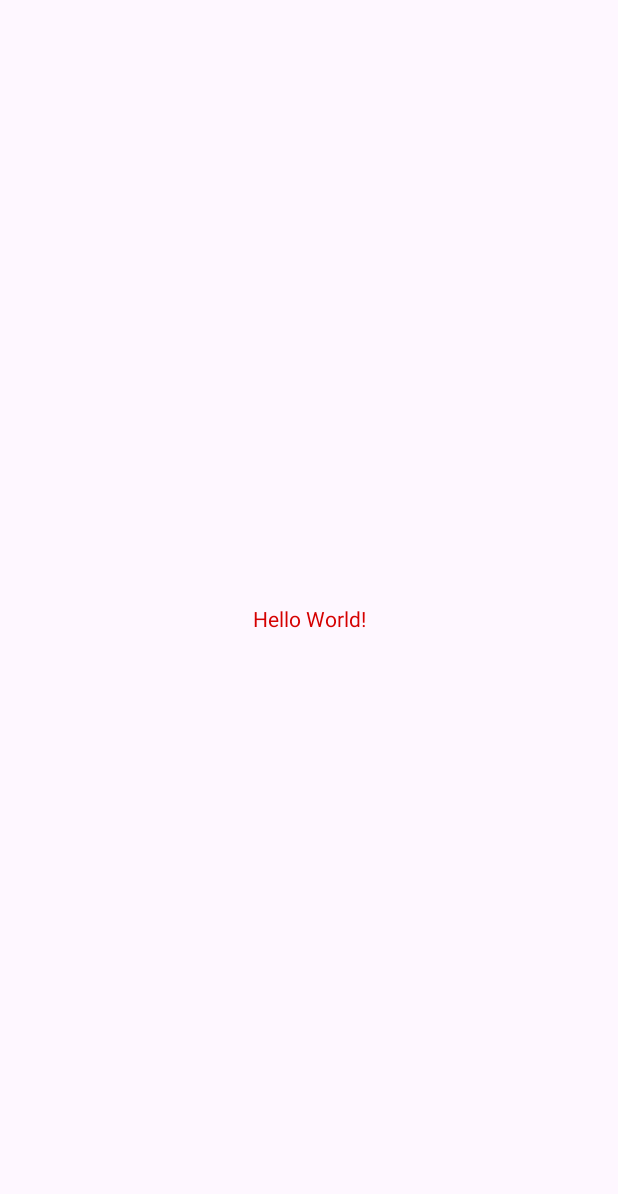
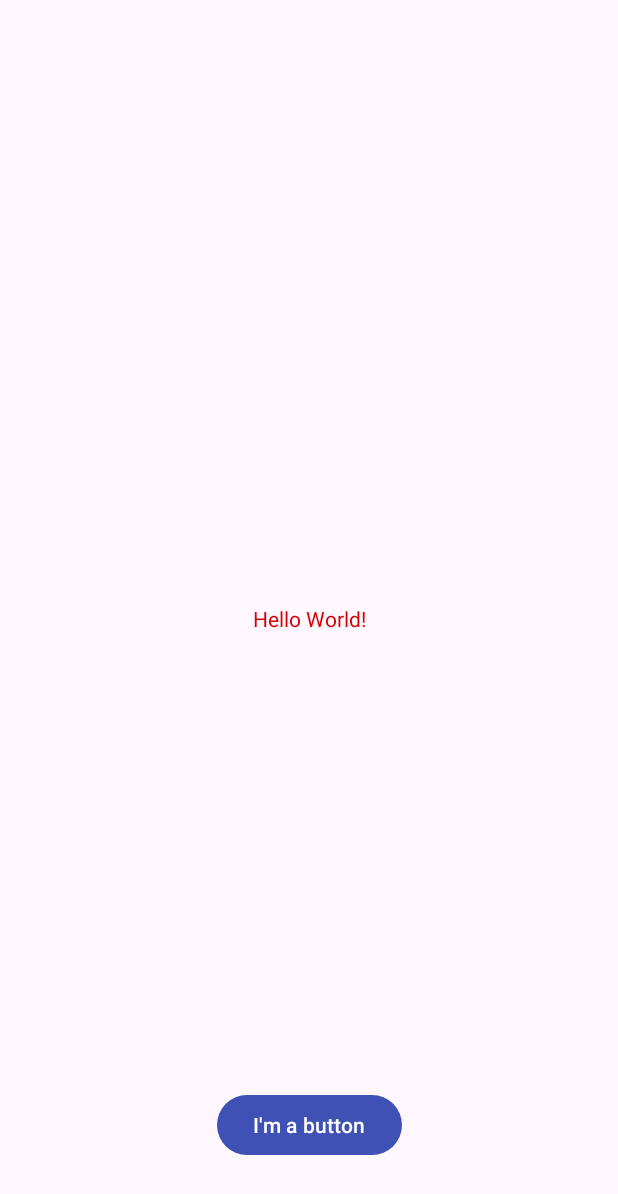
Before and after one commit to hansac23/Hans_Android_Lab01, an Android app: the screen it shows after launch (MainActivity), on a phone screen of 412 x 824 dp. Before the commit the part shown is almost empty. Shown: the top 1194 px of the screen. Run offline under Robolectric (Android 15) with nearby library versions, the phone set to English and light mode, and no system bars.

```diff
--- a/app/src/main/res/layout/activity_main.xml
+++ b/app/src/main/res/layout/activity_main.xml
@@ -9,10 +9,19 @@
     <TextView
         android:layout_width="wrap_content"
         android:layout_height="wrap_content"
-        android:text="Hello World!"
+        android:text="@string/hello_message"
         app:layout_constraintBottom_toBottomOf="parent"
         app:layout_constraintEnd_toEndOf="parent"
         app:layout_constraintStart_toStartOf="parent"
-        app:layout_constraintTop_toTopOf="parent">
-    </TextView>
+        app:layout_constraintTop_toTopOf="parent"></TextView>
+
+    <Button
+        android:layout_width="wrap_content"
+        android:layout_height="wrap_content"
+        android:layout_marginBottom="50dp"
+        android:text="@string/button_message"
+        app:layout_constraintBottom_toBottomOf="parent"
+        app:layout_constraintEnd_toEndOf="parent"
+        app:layout_constraintHorizontal_bias="0.5"
+        app:layout_constraintStart_toStartOf="parent"></Button>
 </androidx.constraintlayout.widget.ConstraintLayout>
--- a/app/src/main/res/values/strings.xml
+++ b/app/src/main/res/values/strings.xml
@@ -1,3 +1,6 @@
 <resources>
     <string name="app_name">Hans\' Android Labs</string>
+    <string name="hello_message">Hello World!</string>
+    <string name="button_message">I\'m a button</string>
+
 </resources>
```
Also changed, not shown: 1 other file.
